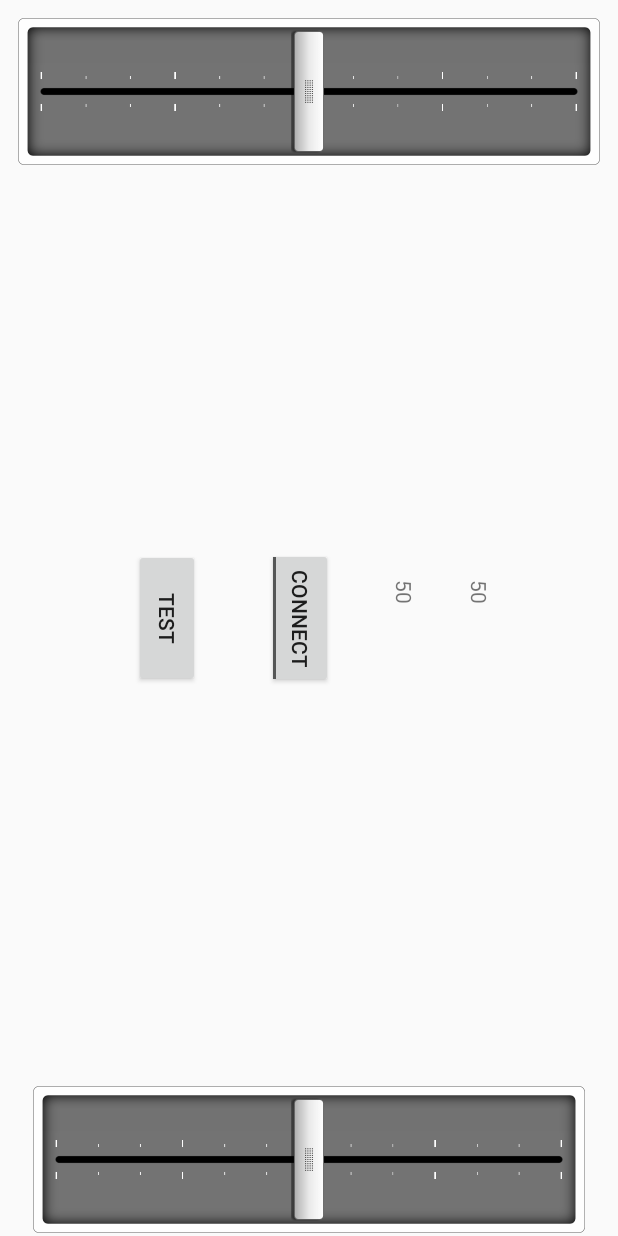
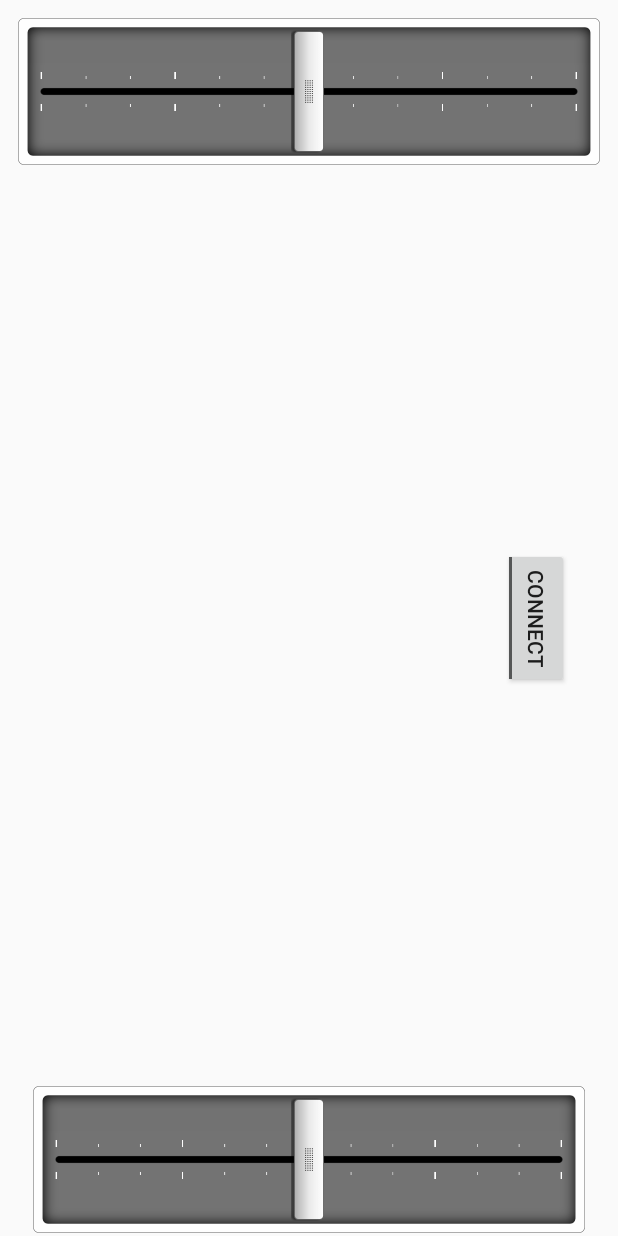
Before and after one commit to bundie1990/RoboRC, an Android app: the layout activity_main.xml on its own in the app's theme, with its tools: preview values and no code run, on a phone screen of 412 x 824 dp. Run offline under Robolectric (Android 15) with nearby library versions, the phone set to English and light mode, and no system bars.

Commit message:
Some code clean up and fine tuning

```diff
--- a/app/src/main/AndroidManifest.xml
+++ b/app/src/main/AndroidManifest.xml
@@ -12,7 +12,8 @@
         android:theme="@style/AppTheme">
         <activity
             android:name=".MainActivity"
-            android:label="@string/app_name">
+            android:label="@string/app_name"
+            android:screenOrientation="sensorLandscape" >
             <intent-filter>
                 <action android:name="android.intent.action.MAIN" />
                 <category android:name="android.intent.category.LAUNCHER" />
--- a/app/src/main/res/layout/activity_main.xml
+++ b/app/src/main/res/layout/activity_main.xml
@@ -46,16 +46,9 @@
             android:layout_height="fill_parent"
             android:layout_centerHorizontal="true"
             android:layout_centerVertical="true"
-            android:gravity="center">
+            android:gravity="center_vertical|right"
+            android:padding="10dp">
 
-
-            <Button
-                android:id="@+id/buttonTest"
-                android:layout_width="wrap_content"
-                android:layout_height="wrap_content"
-                android:rotation="90"
-                android:onClick="TestClick"
-                android:text="Test" />
 
             <ToggleButton
                 android:layout_width="wrap_content"
@@ -66,21 +59,6 @@
                 android:textOff="@string/btConnectOff"
                 android:textOn="@string/btConnectOn" />
 
-            <TextView
-                android:layout_width="50dp"
-                android:layout_height="wrap_content"
-                android:text="50"
-                android:rotation="90"
-                android:id="@+id/tv1" />
-
-            <TextView
-                android:layout_width="50dp"
-                android:layout_height="wrap_content"
-                android:text="50"
-                android:rotation="90"
-                android:id="@+id/tv2"
-                android:singleLine="true" />
-
         </LinearLayout>
     </RelativeLayout>
 
```
Also changed, not shown: app/src/main/java/net/fadvisor/roborc/MainActivity.java (+18 -35 lines), app/src/main/java/net/fadvisor/roborc/MySeekBar.java (+4 -7 lines).
